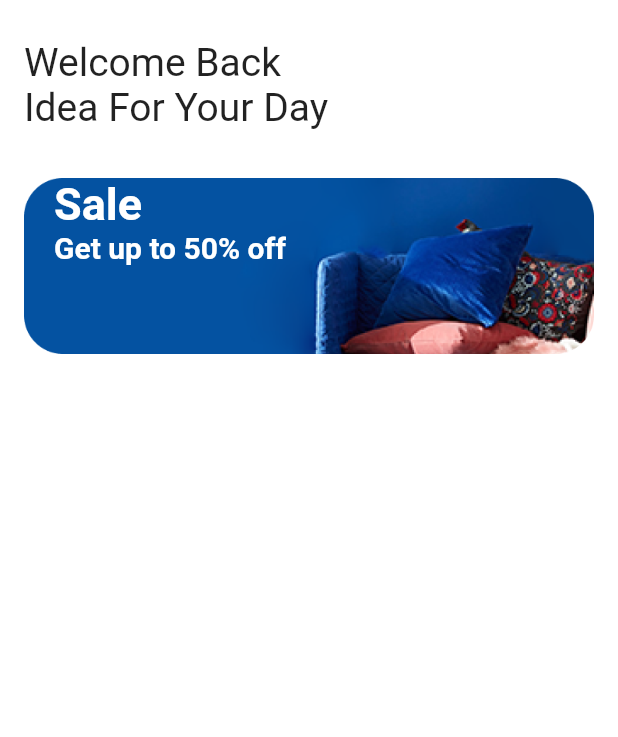
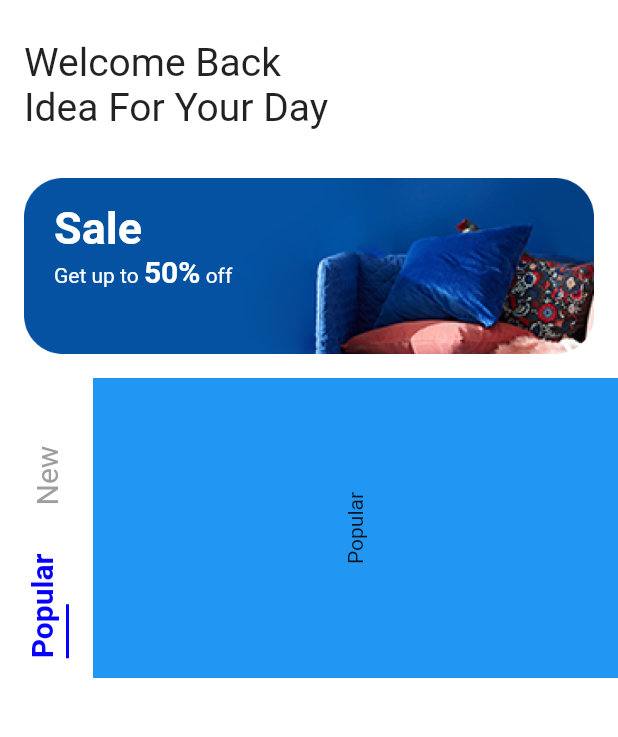
Before and after one commit to aguzri10/ui_challenge, a Flutter app: the IkeaHomePage screen opened directly, on a phone screen of 412 x 824 dp, the part 68-805 px from its top. Run offline on Flutter 3.47's test engine with Material 2 defaults, Android fonts, the phone set to English and light mode, and no system bars; our stand-ins replace flutter_svg.

Commit message:
page view for tab item popular and new

```diff
--- /dev/null
+++ b/lib/models/model.dart
@@ -0,0 +1,10 @@
+class IkeaTabHomeItem {
+  final String? label;
+
+  IkeaTabHomeItem({this.label});
+}
+
+List<IkeaTabHomeItem> ikeaTabHomeItems = [
+  IkeaTabHomeItem(label: 'Popular'),
+  IkeaTabHomeItem(label: 'New')
+];
--- a/lib/pages/ikea/home.dart/index.dart
+++ b/lib/pages/ikea/home.dart/index.dart
@@ -1,9 +1,37 @@
 import 'package:flutter/material.dart';
 import 'package:flutter_svg/flutter_svg.dart';
+import 'package:ui_challenge/models/model.dart';
 import 'package:ui_challenge/services/assets.dart';
 
-class IkeaHomePage extends StatelessWidget {
+class IkeaHomePage extends StatefulWidget {
   const IkeaHomePage({Key? key}) : super(key: key);
+
+  @override
+  State<IkeaHomePage> createState() => _IkeaHomePageState();
+}
+
+class _IkeaHomePageState extends State<IkeaHomePage> {
+  PageController _pageController = PageController();
+  int _indexTabProduct = 0;
+
+  final List<Widget> _tabProducts = [
+    const _PopularTab(),
+    const _NewTab(),
+  ];
+
+  @override
+  void initState() {
+    super.initState();
+    _pageController = PageController(initialPage: _indexTabProduct);
+  }
+
+  void _onTapItems(int index) {
+    setState(() {
+      _indexTabProduct = index;
+    });
+
+    _pageController.jumpToPage(_indexTabProduct);
+  }
 
   @override
   Widget build(BuildContext context) {
@@ -64,11 +92,14 @@ class IkeaHomePage extends StatelessWidget {
                     Align(
                       alignment: Alignment.centerLeft,
                       child: Padding(
-                        padding: const EdgeInsets.only(left: 20),
+                        padding: const EdgeInsets.symmetric(
+                          vertical: 16,
+                          horizontal: 20,
+                        ),
                         child: Column(
                           crossAxisAlignment: CrossAxisAlignment.start,
-                          children: const [
-                            Text(
+                          children: [
+                            const Text(
                               'Sale',
                               style: TextStyle(
                                 fontSize: 30,
@@ -76,12 +107,29 @@ class IkeaHomePage extends StatelessWidget {
                                 color: Colors.white,
                               ),
                             ),
-                            Text(
-                              'Get up to 50% off',
-                              style: TextStyle(
-                                fontSize: 20,
-                                fontWeight: FontWeight.w700,
-                                color: Colors.white,
+                            RichText(
+                              text: const TextSpan(
+                                text: 'Get up to ',
+                                style: TextStyle(
+                                  fontSize: 14,
+                                  fontWeight: FontWeight.normal,
+                                ),
+                                children: <TextSpan>[
+                                  TextSpan(
+                                    text: '50%',
+                                    style: TextStyle(
+                                      fontSize: 20,
+                                      fontWeight: FontWeight.bold,
+                                    ),
+                                  ),
+                                  TextSpan(
+                                    text: ' off',
+                                    style: TextStyle(
+                                      fontSize: 14,
+                                      fontWeight: FontWeight.normal,
+                                    ),
+                                  )
+                                ],
                               ),
                             ),
                           ],
@@ -93,8 +141,94 @@ class IkeaHomePage extends StatelessWidget {
               ),
             ),
           ),
+          SliverToBoxAdapter(
+            child: RotatedBox(
+              quarterTurns: -1,
+              child: Column(
+                children: [
+                  const SizedBox(height: 16),
+                  Row(
+                    children: [
+                      for (var i = 0; i < ikeaTabHomeItems.length; i++) ...[
+                        GestureDetector(
+                          onTap: () {
+                            _onTapItems(i);
+                          },
+                          child: Column(
+                            crossAxisAlignment: CrossAxisAlignment.start,
+                            children: [
+                              Text(
+                                ikeaTabHomeItems[i].label!,
+                                style: TextStyle(
+                                  fontSize: 20,
+                                  fontWeight: _indexTabProduct == i
+                                      ? FontWeight.bold
+                                      : FontWeight.normal,
+                                  color: _indexTabProduct == i
+                                      ? const Color(0XFF0500FF)
+                                      : Colors.grey,
+                                ),
+                              ),
+                              if (_indexTabProduct == i) ...[
+                                const SizedBox(height: 5),
+                                Container(
+                                  height: 2,
+                                  width: 36,
+                                  color: const Color(0XFF0500FF),
+                                )
+                              ]
+                            ],
+                          ),
+                        ),
+                        if (ikeaTabHomeItems.length != i)
+                          const SizedBox(width: 32)
+                      ]
+                    ],
+                  ),
+                  const SizedBox(height: 16),
+                  Expanded(
+                    child: SizedBox(
+                      height: double.infinity,
+                      width: 200,
+                      child: PageView(
+                        controller: _pageController,
+                        physics: const NeverScrollableScrollPhysics(),
+                        children: _tabProducts,
+                      ),
+                    ),
+                  ),
+                ],
+              ),
+            ),
+          )
         ],
       ),
     );
   }
 }
+
+class _PopularTab extends StatelessWidget {
+  const _PopularTab({Key? key}) : super(key: key);
+
+  @override
+  Widget build(BuildContext context) {
+    // ignore: avoid_unnecessary_containers
+    return Container(
+      color: Colors.blue,
+      child: const Center(child: Text('Popular')),
+    );
+  }
+}
+
+class _NewTab extends StatelessWidget {
+  const _NewTab({Key? key}) : super(key: key);
+
+  @override
+  Widget build(BuildContext context) {
+    // ignore: avoid_unnecessary_containers
+    return Container(
+      color: Colors.yellow,
+      child: const Center(child: Text('New')),
+    );
+  }
+}
```
